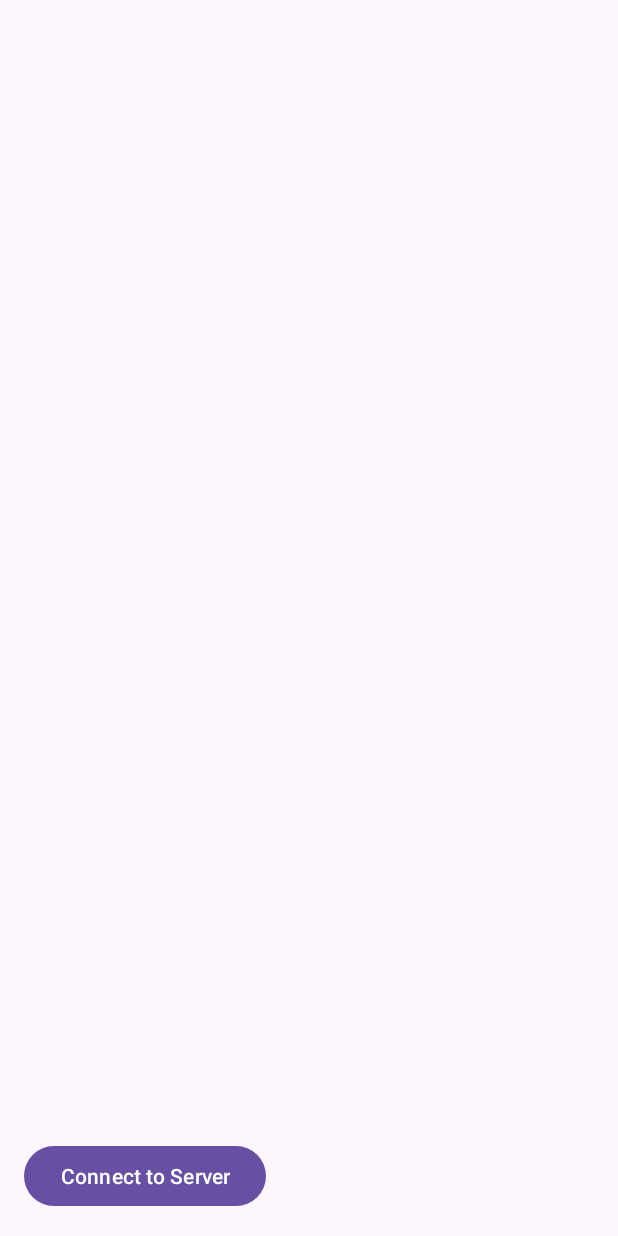
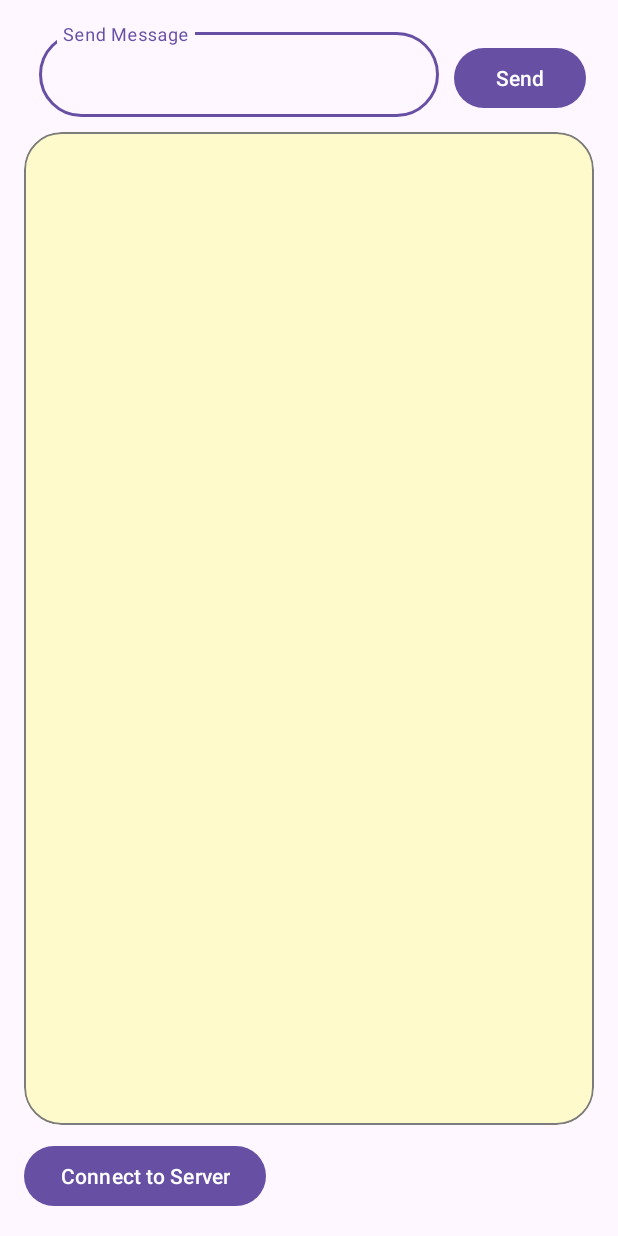
Before and after one commit to madhurmehta007/Client_Mini_Project, an Android app: the screen it shows after launch (MainActivity), on a phone screen of 412 x 824 dp. Run offline under Robolectric (Android 15) with nearby library versions, the phone set to English and light mode, and no system bars.

Commit message:
UI and theme changes

```diff
--- a/app/src/main/java/dev/work/client_mini_project/MainActivity.kt
+++ b/app/src/main/java/dev/work/client_mini_project/MainActivity.kt
@@ -27,7 +27,7 @@ class MainActivity : AppCompatActivity() {
     override fun onCreate(savedInstanceState: Bundle?) {
         super.onCreate(savedInstanceState)
         setContentView(R.layout.activity_main)
-
+        window.setStatusBarColor(this.getResources().getColor(R.color.transparent))
         connectButton = findViewById(R.id.button_connect)
         logTextView = findViewById(R.id.text_log)
 
--- a/app/src/main/res/layout/activity_main.xml
+++ b/app/src/main/res/layout/activity_main.xml
@@ -3,16 +3,74 @@
     xmlns:tools="http://schemas.android.com/tools"
     android:layout_width="match_parent"
     android:layout_height="match_parent"
+    xmlns:app="http://schemas.android.com/apk/res-auto"
     android:orientation="vertical"
     android:padding="16dp">
+
+    <LinearLayout
+        android:layout_width="match_parent"
+        android:layout_height="wrap_content"
+        android:orientation="horizontal">
+
+    <com.google.android.material.textfield.TextInputLayout
+        android:id="@+id/searchLayout"
+        android:layout_width="match_parent"
+        android:layout_height="wrap_content"
+        android:layout_marginBottom="10dp"
+        android:layout_marginHorizontal="10dp"
+        android:layout_weight="1"
+        app:boxCornerRadiusBottomEnd="30dp"
+        app:boxCornerRadiusBottomStart="30dp"
+        app:boxCornerRadiusTopEnd="30dp"
+        app:boxCornerRadiusTopStart="30dp"
+        app:layout_constraintStart_toStartOf="parent"
+        app:layout_constraintTop_toTopOf="parent">
+
+        <com.google.android.material.textfield.TextInputEditText
+            android:id="@+id/searchEditText"
+            android:layout_width="match_parent"
+            android:layout_height="wrap_content"
+            android:hint="Send Message">
+
+        </com.google.android.material.textfield.TextInputEditText>
+    </com.google.android.material.textfield.TextInputLayout>
+
+        <Button
+            android:id="@+id/btnSearch"
+            android:layout_width="wrap_content"
+            android:layout_height="wrap_content"
+            android:layout_marginRight="5dp"
+            android:layout_gravity="center_vertical"
+            android:text="Send"
+            app:layout_constraintBottom_toBottomOf="@id/searchLayout"
+            app:layout_constraintEnd_toEndOf="parent"
+            app:layout_constraintTop_toTopOf="@id/searchLayout" />
+    </LinearLayout>
+<com.google.android.material.card.MaterialCardView
+    android:layout_width="match_parent"
+    android:layout_height="0dp"
+    android:layout_weight="1"
+    app:cardCornerRadius="25dp"
+    app:strokeColor="@color/material_dark_yellow"
+    android:backgroundTint="@color/material_yellow"
+    android:layout_marginBottom="10dp">
+
+<ScrollView
+    android:layout_width="wrap_content"
+    android:layout_height="wrap_content"
+    android:scrollbars="none">
 
     <TextView
         android:id="@+id/text_log"
         android:layout_width="match_parent"
-        android:layout_height="0dp"
+        android:layout_height="match_parent"
+        android:padding="15dp"
         android:layout_weight="1"
         android:scrollbars="vertical"
         tools:ignore="HardcodedText" />
+</ScrollView>
+</com.google.android.material.card.MaterialCardView>
+
 
     <Button
         android:id="@+id/button_connect"
--- a/app/src/main/res/values-night/themes.xml
+++ b/app/src/main/res/values-night/themes.xml
@@ -1,6 +1,6 @@
 <resources xmlns:tools="http://schemas.android.com/tools">
     <!-- Base application theme. -->
-    <style name="Base.Theme.Client_Mini_Project" parent="Theme.Material3.DayNight.NoActionBar">
+    <style name="Base.Theme.Client_Mini_Project" parent="Theme.Material3.Light.NoActionBar">
         <!-- Customize your dark theme here. -->
         <!-- <item name="colorPrimary">@color/my_dark_primary</item> -->
     </style>
--- a/app/src/main/res/values/colors.xml
+++ b/app/src/main/res/values/colors.xml
@@ -2,4 +2,7 @@
 <resources>
     <color name="black">#FF000000</color>
     <color name="white">#FFFFFFFF</color>
+    <color name="transparent">#00FFFFFF</color>
+    <color name="material_yellow">#FFFACB</color>
+    <color name="material_dark_yellow">#7C7C7C</color>
 </resources>
--- a/app/src/main/res/values/themes.xml
+++ b/app/src/main/res/values/themes.xml
@@ -1,6 +1,6 @@
 <resources xmlns:tools="http://schemas.android.com/tools">
     <!-- Base application theme. -->
-    <style name="Base.Theme.Client_Mini_Project" parent="Theme.Material3.DayNight.NoActionBar">
+    <style name="Base.Theme.Client_Mini_Project" parent="Theme.Material3.Light.NoActionBar">
         <!-- Customize your light theme here. -->
         <!-- <item name="colorPrimary">@color/my_light_primary</item> -->
     </style>
```
